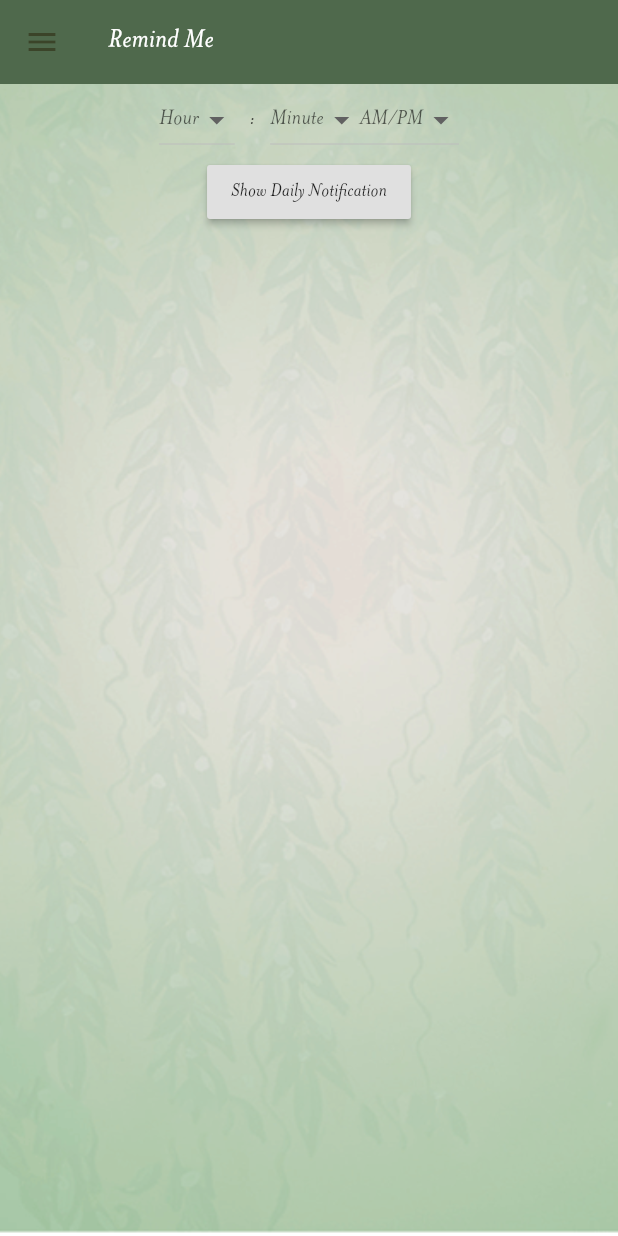
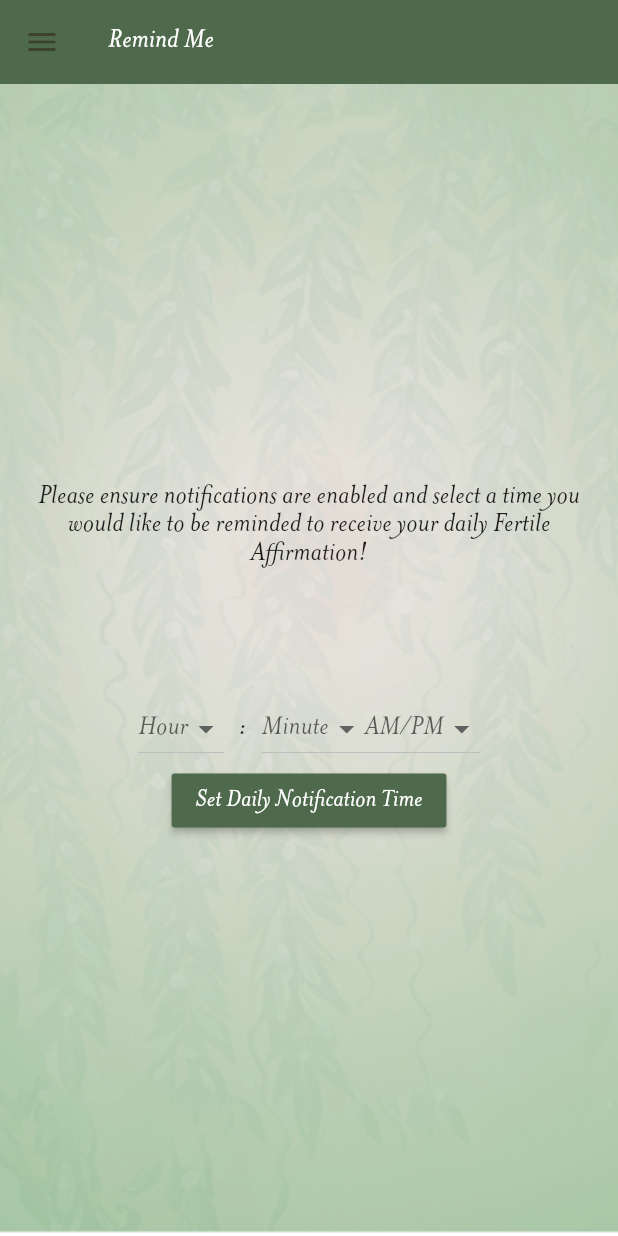
Before and after one commit to CIE-media-team/fertileaffirmations-flutter, a Flutter app: the RemindMe screen opened directly, on a phone screen of 412 x 824 dp. Run offline on Flutter 3.47's test engine with Material 2 defaults, Android fonts, the phone set to English and light mode, and no system bars; our stand-ins replace auto_size_text, flip_card, flutter_local_notifications, fluttertoast, share, shared_preferences; accounts and stored records are empty.

```diff
--- a/lib/collection-screen.dart
+++ b/lib/collection-screen.dart
@@ -57,7 +57,7 @@ class _Collection extends State<Collection>  {
   void toggleFlip() {
     _front = !_front;
     if (_front) {
-      cardImage = 'assets/images/cardblank.png';
+      cardImage = 'assets/images/cardBlanknew.png';
       ic = Icons.flip_to_back;
     } else {
       bool pref = CardClass.getPreference();
--- a/lib/remind-me.dart
+++ b/lib/remind-me.dart
@@ -99,29 +99,24 @@ class _RemindMeState extends State<RemindMe> {
         ),
         body:
         Center(
-            child: Column(children: <Widget>[
-          // RaisedButton(
-          //   onPressed: _showNotification,
-          //   child: new Text('Show Notification'),
-          // ),
-          // RaisedButton(
-          //   onPressed: _scheduledNotification,
-          //   child: new Text('Show Scheduled Notification'),
-          // ),
-          // Row(children: <Widget>[
-          //   Text(_selectedHour),
-          //   Text(_selectedMinute),
-          //   Text(_selectedTOD),
-          // ],),
+
+            child: Column(
+              mainAxisAlignment: MainAxisAlignment.center,
+              children: <Widget>[
+              Padding(
+                padding: EdgeInsets.symmetric(horizontal: 20),
+                child: Text("Please ensure notifications are enabled and select a time you would like to be reminded to receive your daily Fertile Affirmation!", style: TextStyle(fontSize: 20), textAlign: TextAlign.center,),
+              ),
+              SizedBox(height: MediaQuery.of(context).size.height/10,),
           Row(
             mainAxisAlignment: MainAxisAlignment.center,
             children: <Widget>[
               DropdownButton(
-                hint: Text("Hour"),
+                hint: Text("Hour", style: TextStyle(fontSize: 20)),
                 items: hours.map((String value) {
                   return new DropdownMenuItem<String>(
                     value: value,
-                    child: new Text(value),
+                    child: new Text(value, style: TextStyle(fontSize: 20)),
                   );
                 }).toList(),
                 value: _selectedHour,
@@ -134,15 +129,15 @@ class _RemindMeState extends State<RemindMe> {
               ),
               Padding(
                 padding: EdgeInsets.symmetric(horizontal: 10),
-                child: Text(":"),
+                child: Text(":", style: TextStyle(fontSize: 20)),
               ),
               DropdownButton(
-                hint: Text("Minute"),
+                hint: Text("Minute", style: TextStyle(fontSize: 20)),
                 value: _selectedMinute,
                 items: minutes.map((String value) {
                   return new DropdownMenuItem<String>(
                     value: value,
-                    child: new Text(value),
+                    child: new Text(value, style: TextStyle(fontSize: 20)),
                   );
                 }).toList(),
                 onChanged: (newValue) {
@@ -152,12 +147,12 @@ class _RemindMeState extends State<RemindMe> {
                 },
               ),
               DropdownButton(
-                hint: Text("AM/PM"),
+                hint: Text("AM/PM", style: TextStyle(fontSize: 20)),
                 value: _selectedTOD,
                 items: tod.map((String value) {
                   return new DropdownMenuItem<String>(
                     value: value,
-                    child: new Text(value),
+                    child: new Text(value, style: TextStyle(fontSize: 20),),
                   );
                 }).toList(),
                 onChanged: (newValue) {
@@ -169,12 +164,13 @@ class _RemindMeState extends State<RemindMe> {
             ],
           ),
           RaisedButton(
+            color: Theme.of(context).primaryColor,
             onPressed: () {
               _showDialog();
               _dailyNotification(int.parse(_selectedHour),
                   int.parse(_selectedMinute), _selectedTOD);
             },
-            child: new Text('Show Daily Notification'),
+            child: new Text('Set Daily Notification Time', style: TextStyle(color: Colors.white, fontSize: 18),)
           ),
         ])),
       )
@@ -189,16 +185,6 @@ class _RemindMeState extends State<RemindMe> {
         MaterialPageRoute(
           builder: (context) => MyCardRandom(),
         ));
-
-    // showDialog(
-    //   context: context,
-    //   builder: (_) {
-    //     return new AlertDialog(
-    //       title: Text("Its time!"),
-    //       content: Text("Select 'Affirmation' from the menu to get your daily affirmation!"),
-    //     );
-    //   },
-    // );
   }
 
   _showNotification() async {
@@ -212,32 +198,7 @@ class _RemindMeState extends State<RemindMe> {
         'Open the Fertile Affirmations app to recieve your daily affirmation!',
         platform);
   }
-  // var scheduledNotificationDateTime =
-  //     DateTime.now().add(Duration(seconds: 5));
 
-  // var androidPlatformChannelSpecifics = AndroidNotificationDetails(
-  //     'your other channel id',
-  //     'your other channel name',
-  //     'your other channel description',
-  //     icon: 'secondary_icon',
-  //     sound: 'slow_spring_board',
-  //     largeIcon: 'sample_large_icon',
-  //     largeIconBitmapSource: BitmapSource.Drawable,
-  //     enableLights: true,
-  //     color: const Color.fromARGB(255, 255, 0, 0),
-  //     ledColor: const Color.fromARGB(255, 255, 0, 0),
-  //     ledOnMs: 1000,
-  //     ledOffMs: 500);
-  // var iOSPlatformChannelSpecifics =
-  //     IOSNotificationDetails(sound: "slow_spring_board.aiff");
-  // var platformChannelSpecifics = NotificationDetails(
-  //     androidPlatformChannelSpecifics, iOSPlatformChannelSpecifics);
-  // await flutterLocalNotificationsPlugin.schedule(
-  //     0,
-  //     'scheduled title',
-  //     'scheduled body',
-  //     scheduledNotificationDateTime,
-  //     platformChannelSpecifics);
 
   String _toTwoDigitString(int value) {
     return value.toString().padLeft(2, '0');
--- a/pubspec.yaml
+++ b/pubspec.yaml
@@ -42,7 +42,7 @@ dev_dependencies:
 flutter_icons:
   android: "launcher_icon"
   ios: true
-  image_path: "assets/icon/FAlauncherIcon-01.png"
+  image_path: "assets/icon/WarmlauncherIcon-03.png"
 
 
 
```
Also changed, not shown: lib/card-screen-random.dart (+18 -12 lines), lib/card-screen.dart (+22 -11 lines), assets/icon/WarmlauncherIcon-03.png (added), assets/images/cardBlanknew.png (added), 26 other files.
